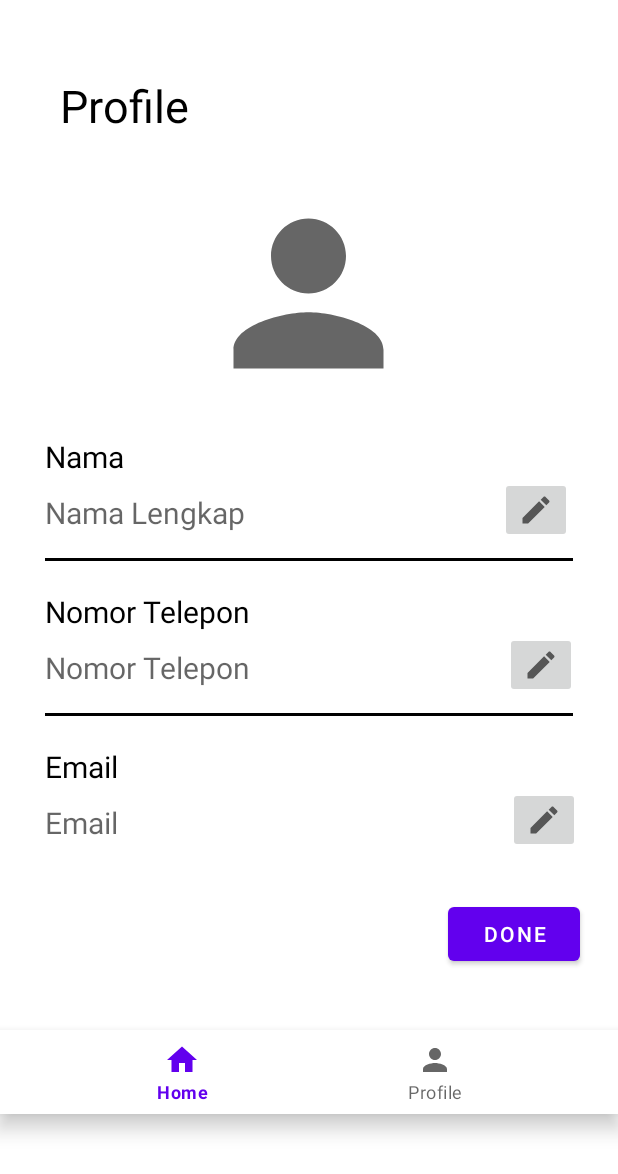
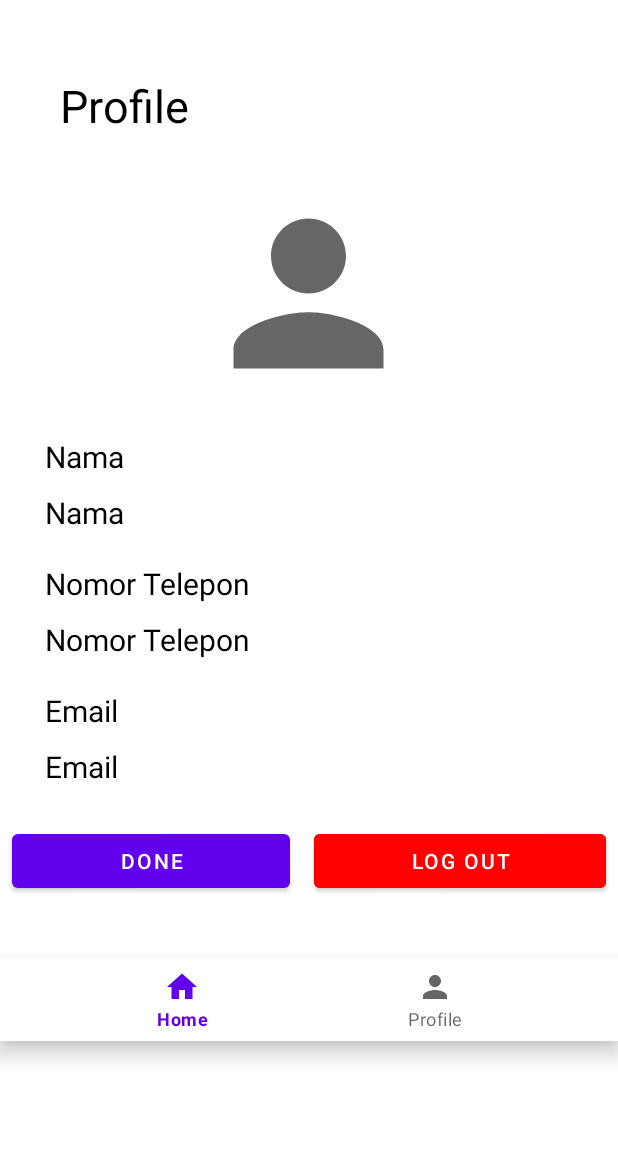
Before and after one commit to AndRaditya/UTS_PBP_A_Kelompok_3, an Android app: the layout profile.xml on its own in the app's theme, with its tools: preview values and no code run, on a phone screen of 412 x 824 dp. Shown: the top 1174 px of the screen. Run offline under Robolectric (Android 15) with nearby library versions, the phone set to English and light mode, and no system bars.

Commit message:
16 okt 10.34

```diff
--- a/app/src/main/java/com/example/project_uts_pbp/Dao/PendaftaranDao.java
+++ b/app/src/main/java/com/example/project_uts_pbp/Dao/PendaftaranDao.java
@@ -5,7 +5,6 @@ import androidx.room.Insert;
 import androidx.room.Query;
 
 import com.example.project_uts_pbp.Model.Pendaftaran;
-import com.example.project_uts_pbp.Model.user;
 
 import java.util.List;
 
--- a/app/src/main/java/com/example/project_uts_pbp/profilRS.java
+++ b/app/src/main/java/com/example/project_uts_pbp/profilRS.java
@@ -11,15 +11,9 @@ import com.google.android.material.bottomnavigation.BottomNavigationView;
 public class profilRS extends AppCompatActivity {
 
     @Override
-    public void setTitle(int titleId) {
-        super.setTitle(titleId);
-    }
-
-    @Override
     protected void onCreate(Bundle savedInstanceState) {
         super.onCreate(savedInstanceState);
         setContentView(R.layout.profilrs);
-
         BottomNavigationView bottomNavigationView = findViewById(R.id.bottom_navigation);
         // bottomNavigationView.setSelectedItemId(R.id.todolist);
 //        bottomNavigationView.setOnNavigationItemSelectedListener(OnNavigationItemSelectedListener);
--- a/app/src/main/res/layout/profile.xml
+++ b/app/src/main/res/layout/profile.xml
@@ -4,7 +4,8 @@
     android:layout_width="match_parent"
     android:layout_height="match_parent"
     xmlns:app="http://schemas.android.com/apk/res-auto"
-    android:orientation="vertical">
+    android:orientation="vertical"
+    tools:context=".profilePribadi">
 
     <TextView
         android:layout_width="match_parent"
@@ -24,7 +25,6 @@
         android:layout_gravity="top|center"/>
 
     <TextView
-        android:id="@+id/nama"
         android:layout_width="wrap_content"
         android:layout_height="wrap_content"
         android:text="Nama"
@@ -41,33 +41,19 @@
         android:orientation="horizontal">
 
         <TextView
+            android:id="@+id/namaProfile"
             android:layout_width="wrap_content"
             android:layout_height="wrap_content"
-            android:hint="@string/nama_lengkap"
+            android:text="@string/nama"
             android:textColor="@color/black"
             android:textSize="20dp"
             android:layout_marginLeft="30dp"
             android:layout_marginRight="30dp"
             android:layout_marginTop="10dp"/>
 
-        <ImageButton
-            android:layout_width="wrap_content"
-            android:layout_height="wrap_content"
-            android:layout_marginLeft="140dp"
-            android:src="@drawable/ic_baseline_edit_24"/>
-    </LinearLayout>
-
-    <View
-        android:id="@+id/line2"
-        android:layout_width="match_parent"
-        android:layout_height="2dp"
-        android:layout_marginTop="10dp"
-        android:layout_marginLeft="30dp"
-        android:layout_marginRight="30dp"
-        android:background="@android:color/black"/>
+  </LinearLayout>
 
     <TextView
-        android:id="@+id/nomor_telp"
         android:layout_width="wrap_content"
         android:layout_height="wrap_content"
         android:text="Nomor Telepon"
@@ -84,34 +70,18 @@
         android:orientation="horizontal">
 
         <TextView
+            android:id="@+id/nomor_telpProfile"
             android:layout_width="wrap_content"
             android:layout_height="wrap_content"
-            android:hint="@string/nomor_telepon"
+            android:text="@string/nomor_telepon"
             android:textColor="@color/black"
             android:textSize="20dp"
             android:layout_marginLeft="30dp"
             android:layout_marginRight="30dp"
             android:layout_marginTop="10dp"/>
-
-        <ImageButton
-            android:layout_width="wrap_content"
-            android:layout_height="wrap_content"
-            android:layout_marginLeft="140dp"
-            android:src="@drawable/ic_baseline_edit_24"/>
     </LinearLayout>
 
-
-    <View
-        android:id="@+id/line3"
-        android:layout_width="match_parent"
-        android:layout_height="2dp"
-        android:layout_marginTop="10dp"
-        android:layout_marginLeft="30dp"
-        android:layout_marginRight="30dp"
-        android:background="@android:color/black"/>
-
     <TextView
-        android:id="@+id/email"
         android:layout_width="wrap_content"
         android:layout_height="wrap_content"
         android:text="Email"
@@ -129,30 +99,44 @@
         android:orientation="horizontal">
 
         <TextView
+            android:id="@+id/emailProfile"
             android:layout_width="wrap_content"
             android:layout_height="wrap_content"
-            android:hint="@string/email"
+            android:text="@string/email"
             android:textColor="@color/black"
             android:textSize="20dp"
             android:layout_marginLeft="30dp"
             android:layout_marginRight="30dp"
             android:layout_marginTop="10dp"/>
+    </LinearLayout>
 
-        <ImageButton
+    <LinearLayout
+        android:layout_width="match_parent"
+        android:layout_height="wrap_content"
+        android:orientation="horizontal"
+        android:layout_marginTop="25dp"
+        android:gravity="center"
+        android:layout_gravity="center">
+
+        <Button
             android:layout_width="wrap_content"
             android:layout_height="wrap_content"
-            android:layout_marginLeft="230dp"
-            android:src="@drawable/ic_baseline_edit_24"/>
+            android:text="Done"
+            android:id="@+id/btnDoneProfile"
+            android:layout_marginLeft="8dp"
+            android:layout_marginRight="8dp"
+            android:layout_weight="1"/>
 
+        <Button
+            android:layout_width="wrap_content"
+            android:layout_height="wrap_content"
+            android:layout_marginLeft="8dp"
+            android:layout_marginRight="8dp"
+            android:text="Log Out"
+            android:backgroundTint="#FF0000"
+            android:id="@+id/btnLogoutProfile"
+            android:layout_weight="1"/>
     </LinearLayout>
-
-    <Button
-        android:layout_width="wrap_content"
-        android:layout_height="wrap_content"
-        android:text="Done"
-        android:layout_marginTop="30dp"
-        android:layout_marginRight="25dp"
-        android:layout_gravity="right"/>
 
     <com.google.android.material.bottomnavigation.BottomNavigationView
         android:layout_width="match_parent"
--- a/app/src/main/res/values/strings.xml
+++ b/app/src/main/res/values/strings.xml
@@ -9,4 +9,7 @@
     <string name="atma_jaya_makassar">ATMA JAYA MAKASSAR</string>
     <string name="rumah_sakit">RUMAH SAKIT</string>
     <string name="kata">Lorem ipsum dolor sit amet, consectetur adipiscing elit. Nam quis dignissim elit. Quisque a mattis nisi, id posuere metus. Integer mattis venenatis tempus. Suspendisse potenti. Sed consectetur consequat ipsum, vel commodo nisi consectetur ac. In accumsan nunc metus, molestie dapibus eros placerat eu. Phasellus pharetra bibendum iaculis. Pellentesque in magna semper, ultricies nisi ut, ultrices velit. Integer hendrerit mi tortor, sed ullamcorper elit tincidunt quis.</string>
+    <string name="nama"> Nama </string>
+    <string name="nomor_telepon"> Nomor Telepon </string>
+    <string name="email"> Email </string>
 </resources>
```
Also changed, not shown: app/src/main/java/com/example/project_uts_pbp/Model/User.java (added, +54 -0 lines), app/src/main/java/com/example/project_uts_pbp/Model/user.java (deleted, +0 -64 lines), app/src/main/java/com/example/project_uts_pbp/Preferences/UserPreferences.java (renamed from app/src/main/java/com/example/project_uts_pbp/preferences/userPreferences.java, +13 -6 lines), app/src/main/java/com/example/project_uts_pbp/homeAplikasi.java (+0 -8 lines), app/src/main/java/com/example/project_uts_pbp/loginActivity.java (+7 -3 lines), app/src/main/java/com/example/project_uts_pbp/profilePribadi.java (+59 -4 lines).
